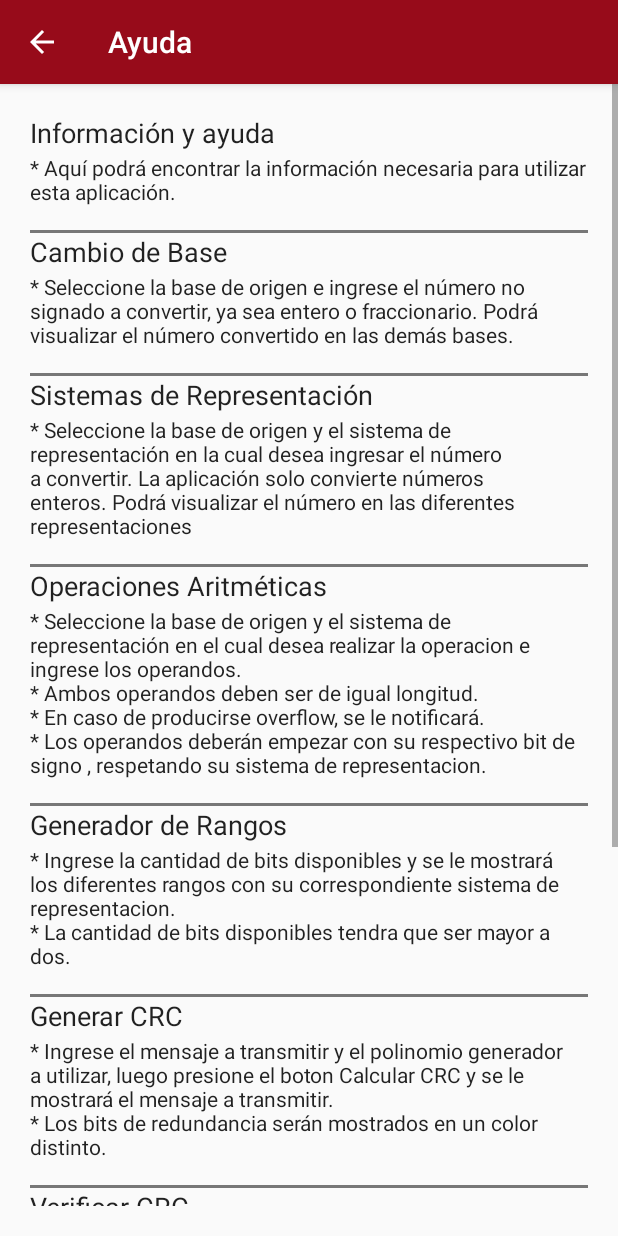
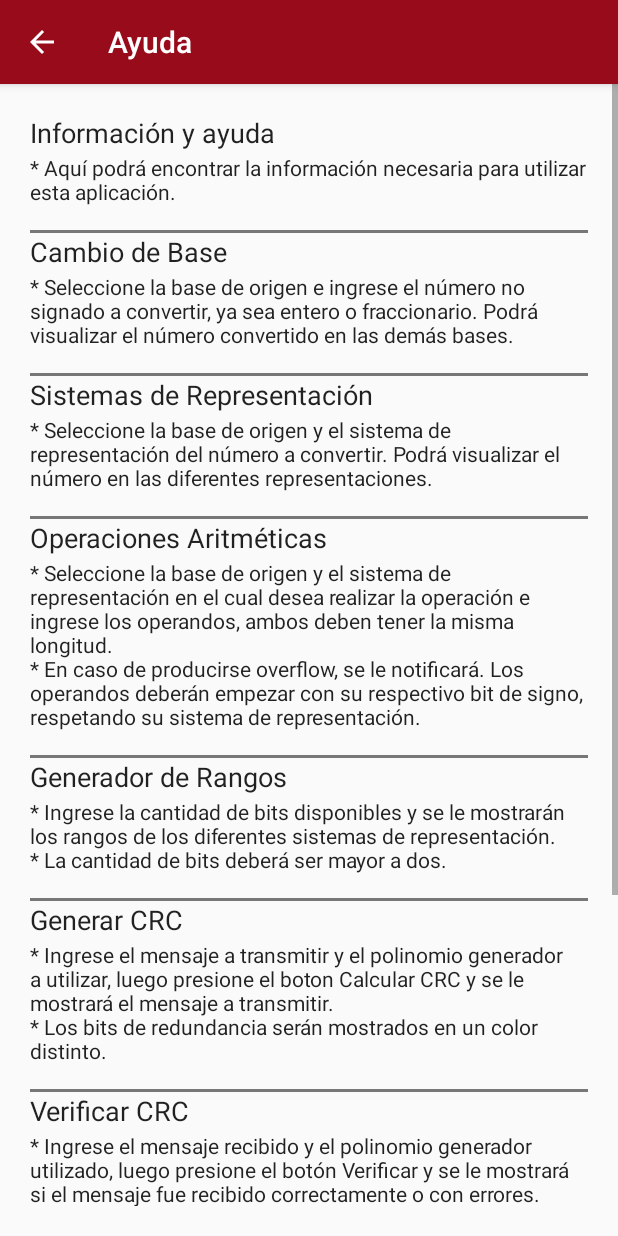
Before and after one commit to tscandalitta/OrgApp, an Android app: the ActivityAyuda screen opened directly, with no data from a screen before it, on a phone screen of 412 x 824 dp. Run offline under Robolectric (Android 15) with nearby library versions, the phone set to English and light mode, and no system bars.

Commit message:
correcciones finales

```diff
--- a/app/src/main/res/layout/activity_ayuda.xml
+++ b/app/src/main/res/layout/activity_ayuda.xml
@@ -117,7 +117,7 @@
                     android:id="@+id/cuerpo_ayuda_generador_rangos"
                     style="@style/Cuerpos"
                     android:layout_below="@+id/titulo_generador_rangos"
-                    android:text="@string/cuerpo_ayuda_generar_rangos" />
+                    android:text="@string/texto_ayuda_generar_rangos" />
 
 
                 <View
--- a/app/src/main/res/values/strings.xml
+++ b/app/src/main/res/values/strings.xml
@@ -24,8 +24,7 @@
 
     <string name="generar_rangos">Generador de Rangos</string>
 
-    <string name="cuerpo_ayuda_generar_rangos">* Ingrese la cantidad de bits disponibles y se le mostrará los diferentes
-    rangos con su correspondiente sistema de representacion.\n* La cantidad de bits disponibles tendra que ser mayor a dos.\n</string>
+
 
     <string-array name="arraySpinner">
         <item>BIN</item>
@@ -56,7 +55,8 @@
     <string name="resultado">RESULTADO</string>
 
     <string name="texto_ayuda">* Aquí podrá encontrar la información necesaria para utilizar esta
-        aplicación.\n</string>
+        aplicación.\n
+    </string>
 
     <string name="texto_ayuda_cambio_de_base">* Seleccione la base de origen e ingrese el número no
         signado a convertir, ya sea entero o fraccionario. Podrá visualizar el número convertido en
@@ -64,24 +64,25 @@
     </string>
 
     <string name="texto_ayuda_sistemas_de_representacion">* Seleccione la base de origen y el sistema
-        de representación en la cual desea ingresar el número a convertir. La aplicación solo
-        convierte números enteros. Podrá visualizar el número en las diferentes representaciones\n
+        de representación del número a convertir. Podrá visualizar el número en las diferentes representaciones.\n
     </string>
 
     <string name="texto_ayuda_operaciones_aritmeticas">* Seleccione la base de origen y el sistema de
-        representación en el cual desea realizar la operacion e ingrese los operandos.\n* Ambos
-        operandos deben ser de igual longitud.\n* En caso de producirse overflow, se le notificará.\n*
-        Los operandos deberán empezar con su respectivo bit de signo , respetando su sistema de representacion.\n
+        representación en el cual desea realizar la operación e ingrese los operandos, ambos
+        deben tener la misma longitud.\n* En caso de producirse overflow, se le notificará. Los operandos
+        deberán empezar con su respectivo bit de signo, respetando su sistema de representación.\n
+    </string>
+
+    <string name="texto_ayuda_generar_rangos">* Ingrese la cantidad de bits disponibles y se le mostrarán
+        los rangos de los diferentes sistemas de representación.\n* La cantidad de bits deberá ser
+        mayor a dos.\n
     </string>
 
     <string name="texto_ayuda_redondeo">* Ingrese un número binario y los dígitos de precisión, luego
-        presione el botón "Redondear". Se le mostrará el número resultante utilizando los distintos
-        redondeos.\n
+        presione el botón "Redondear". Se le mostrará el número resultante utilizando los distintos tipos de
+        redondeo.\n
     </string>
 
-    <string name="texto_ayuda_rangos">* Ingrese la cantidad de bits y presione el boton "Calcular",
-        se le mostrarán los rangos corresponientes a cada sistema de representación.
-    </string>
 
     <string name="texto_ayuda_generar_crc">* Ingrese el mensaje a transmitir y el polinomio generador
         a utilizar, luego presione el boton "Calcular CRC" y se le mostrará el mensaje a transmitir.
@@ -89,8 +90,8 @@
     </string>
 
     <string name="texto_ayuda_verificar_crc">* Ingrese el mensaje recibido y el polinomio generador
-        a utilizar, luego presione el botón "Verificar" y se le mostrará si el mensaje fue recibido
-        correctamente.\n
+        utilizado, luego presione el botón "Verificar" y se le mostrará si el mensaje fue recibido
+        correctamente o con errores.\n
     </string>
 
     <string name="texto_ayuda_generar_hamming">* Ingrese los bits de datos a transmitir y se le mostrará su
@@ -98,7 +99,7 @@
     </string>
 
     <string name="texto_ayuda_verificar_hamming">* Ingrese los bits del paquete recibido y se le mostrará
-        si fue recibido correctamente o con error de acuerdo a las políticas detalladas.\n
+        si fue recibido correctamente o con error de acuerdo a las diferentes políticas.\n
     </string>
 
     <string name="informacion_inicio">Esta aplicación fue diseñada como parte del final de TDP -
```
Also changed, not shown: app/src/main/java/com/example/proyectoandroidtdp/Hamming/VerificarHammingFragment.java (+4 -4 lines), app/src/main/res/layout/fragment_verificar_hamming.xml (+11 -10 lines), 7 other files.
